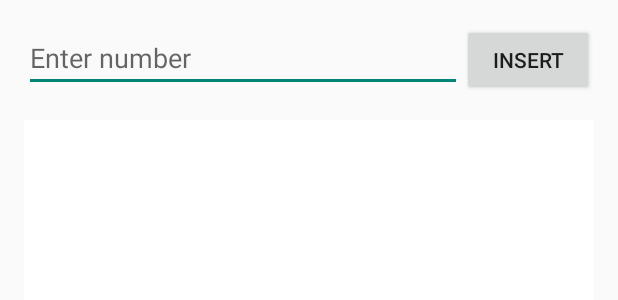
After one commit to AhmadKais/Scientefic_cal, an Android app: the layout activity_cartisean_tree.xml on its own in the app's theme, with its tools: preview values and no code run, on a phone screen of 412 x 824 dp. The commit adds this screen. Shown: the top 300 px of the screen. Run offline under Robolectric (Android 15) with nearby library versions, the phone set to English and light mode, and no system bars.

Commit message:
implemented the cartesin tree succesfully and visualized the trees are pure pain the specially the visualization , next adjust the themes and the buttons

```diff
--- a/app/src/main/AndroidManifest.xml
+++ b/app/src/main/AndroidManifest.xml
@@ -11,6 +11,9 @@
         android:roundIcon="@mipmap/ic_launcher_round"
         android:supportsRtl="false"
         android:theme="@style/Theme.MyApplication">
+        <activity
+            android:name=".CartesianTreeActivity"
+            android:exported="false" />
         <activity
             android:name=".MinHeap"
             android:exported="false" />
--- /dev/null
+++ b/app/src/main/java/com/example/myapplication/CartesianTreeView.java
@@ -0,0 +1,116 @@
+package com.example.myapplication;
+
+import android.content.Context;
+import android.graphics.Canvas;
+import android.graphics.Color;
+import android.graphics.Paint;
+import android.util.AttributeSet;
+import android.view.View;
+
+import java.util.ArrayList;
+import java.util.List;
+
+public class CartesianTreeView extends View {
+    private List<Integer> sequence = new ArrayList<>();
+    private CartesianTreeNode root;
+    private Paint nodePaint, textPaint, edgePaint;
+    private static final int NODE_RADIUS = 40;
+
+    private static final int BASE_NODE_RADIUS = 40;
+
+    public CartesianTreeView(Context context) {
+        super(context);
+        init();
+    }
+
+    public CartesianTreeView(Context context, AttributeSet attrs) {
+        super(context, attrs);
+        init();
+    }
+
+    public CartesianTreeView(Context context, AttributeSet attrs, int defStyleAttr) {
+        super(context, attrs, defStyleAttr);
+        init();
+    }
+
+    private void init() {
+        nodePaint = new Paint();
+        textPaint = new Paint();
+        edgePaint = new Paint();
+
+        nodePaint.setAntiAlias(true);
+        nodePaint.setColor(Color.BLACK);
+
+        textPaint.setAntiAlias(true);
+        textPaint.setColor(Color.WHITE);
+        textPaint.setTextSize(30f);
+
+        edgePaint.setAntiAlias(true);
+        edgePaint.setColor(Color.BLACK);
+        edgePaint.setStrokeWidth(4f);
+    }
+
+    @Override
+    protected void onDraw(Canvas canvas) {
+        super.onDraw(canvas);
+        if (root != null) {
+            drawTree(canvas, root, getWidth() / 2, 100, getWidth() / 3.5, 0.4, 0);
+        }
+    }
+
+    private void drawTree(Canvas canvas, CartesianTreeNode node, int x, int y, double offset, double depthFactor, int depth) {
+        double newOffset = depth < 3 ? offset * depthFactor : offset;
+        int adjustedRadius = BASE_NODE_RADIUS - (depth > 2 ? (depth - 2) * 15 : 0);
+        adjustedRadius = Math.max(adjustedRadius, 20);
+
+        canvas.drawCircle(x, y, adjustedRadius, nodePaint);
+
+        float textWidth = textPaint.measureText(Integer.toString(node.value));
+        canvas.drawText(Integer.toString(node.value), x - (textWidth / 2), y + 10, textPaint);
+
+        int newY = y + 100 + (2 * adjustedRadius);
+
+        if (node.left != null) {
+            canvas.drawLine(x, y + adjustedRadius, (float) (x - offset), y + 100 + adjustedRadius, edgePaint);
+            drawTree(canvas, node.left, (int) (x - offset), newY, newOffset, depthFactor, depth + 1);
+        }
+        if (node.right != null) {
+            canvas.drawLine(x, y + adjustedRadius, (float) (x + offset), y + 100 + adjustedRadius, edgePaint);
+            drawTree(canvas, node.right, (int) (x + offset), newY, newOffset, depthFactor, depth + 1);
+        }
+    }
+
+
+
+    public void insert(int value) {
+        sequence.add(value);
+        root = buildTree(sequence);
+        invalidate();
+    }
+
+    private CartesianTreeNode buildTree(List<Integer> sequence) {
+        if (sequence == null || sequence.isEmpty()) {
+            return null;
+        }
+
+        return buildTreeRecursive(sequence, 0, sequence.size() - 1);
+    }
+
+    private CartesianTreeNode buildTreeRecursive(List<Integer> sequence, int start, int end) {
+        if (start > end) {
+            return null;
+        }
+
+        int minIndex = start;
+        for (int i = start + 1; i <= end; i++) {
+            if (sequence.get(i) < sequence.get(minIndex)) {
+                minIndex = i;
+            }
+        }
+
+        CartesianTreeNode node = new CartesianTreeNode(sequence.get(minIndex));
+        node.left = buildTreeRecursive(sequence, start, minIndex - 1);
+        node.right = buildTreeRecursive(sequence, minIndex + 1, end);
+        return node;
+    }
+}
--- /dev/null
+++ b/app/src/main/res/layout/activity_cartisean_tree.xml
@@ -0,0 +1,35 @@
+<?xml version="1.0" encoding="utf-8"?>
+<LinearLayout xmlns:android="http://schemas.android.com/apk/res/android"
+    android:layout_width="match_parent"
+    android:layout_height="match_parent"
+    android:orientation="vertical"
+    android:padding="16dp">
+
+    <LinearLayout
+        android:layout_width="match_parent"
+        android:layout_height="wrap_content"
+        android:orientation="horizontal"
+        android:paddingBottom="16dp">
+
+        <EditText
+            android:id="@+id/numberEditText"
+            android:layout_width="0dp"
+            android:layout_height="wrap_content"
+            android:layout_weight="1"
+            android:hint="Enter number"
+            android:inputType="numberSigned" />
+
+        <Button
+            android:id="@+id/insertButton"
+            android:layout_width="wrap_content"
+            android:layout_height="wrap_content"
+            android:text="Insert" />
+    </LinearLayout>
+
+    <com.example.myapplication.CartesianTreeView
+        android:id="@+id/cartesianTreeView"
+        android:layout_width="match_parent"
+        android:layout_height="0dp"
+        android:layout_weight="1"
+        android:background="#FFFFFF" />
+</LinearLayout>
```
Also changed, not shown: app/src/main/java/com/example/myapplication/AnimationActivity.java (+8 -0 lines), app/src/main/java/com/example/myapplication/CartesianTreeActivity.java (added, +37 -0 lines), app/src/main/java/com/example/myapplication/CartesianTreeNode.java (added, +11 -0 lines).
